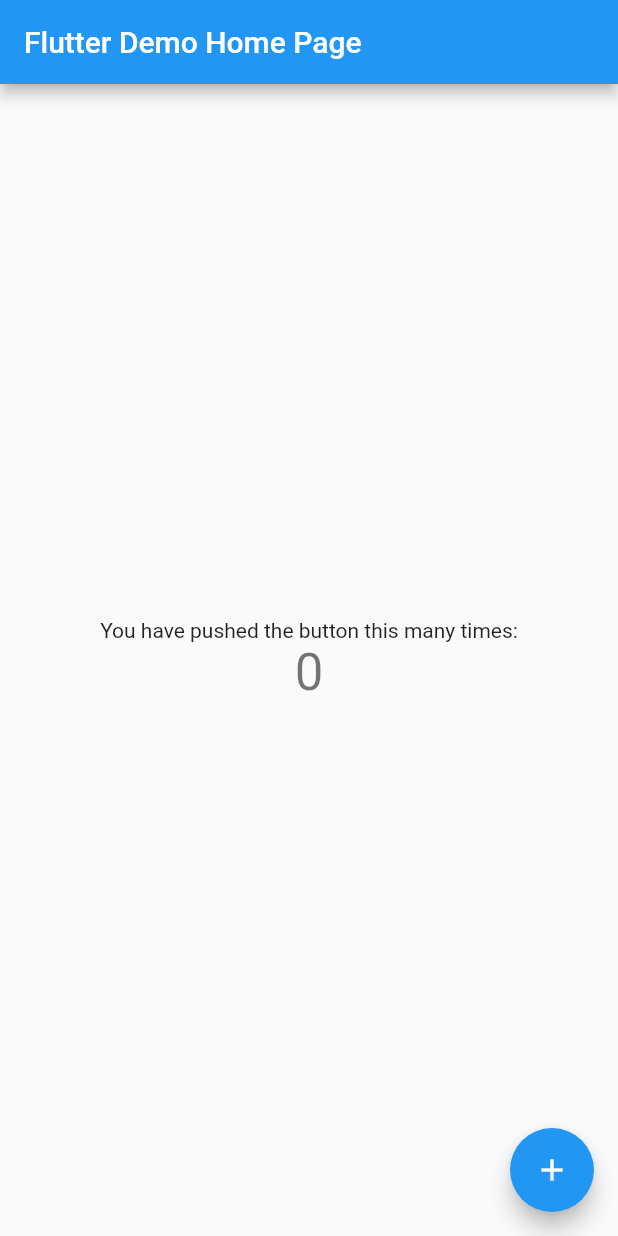
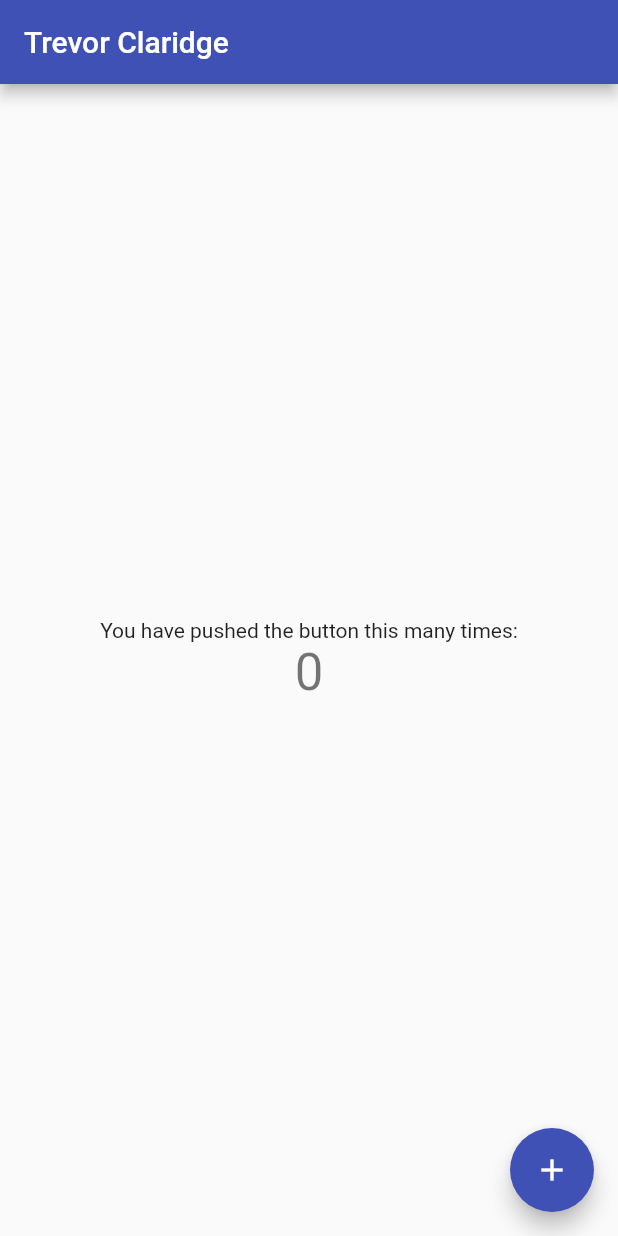
Before and after one commit to trevclaridge/TrevClar-website, a Flutter app: the screen it shows after launch, on a phone screen of 412 x 824 dp. Run offline on Flutter 3.47's test engine with Material 2 defaults, Android fonts, the phone set to English and light mode, and no system bars.

Commit message:
initial commit

```diff
--- a/lib/main.dart
+++ b/lib/main.dart
@@ -13,9 +13,9 @@ class MyApp extends StatelessWidget {
     return MaterialApp(
       title: 'Flutter Demo',
       theme: ThemeData(
-        primarySwatch: Colors.blue,
+        primarySwatch: Colors.indigo,
       ),
-      home: const MyHomePage(title: 'Flutter Demo Home Page'),
+      home: const MyHomePage(title: 'Trevor Claridge'),
     );
   }
 }
```
